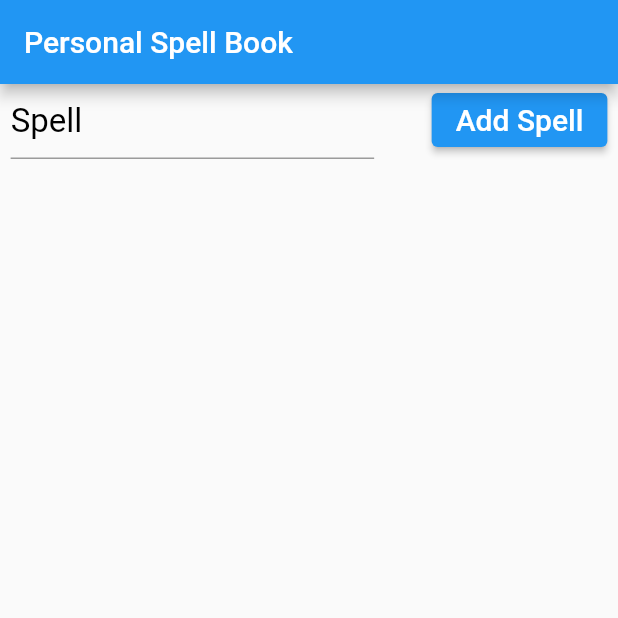
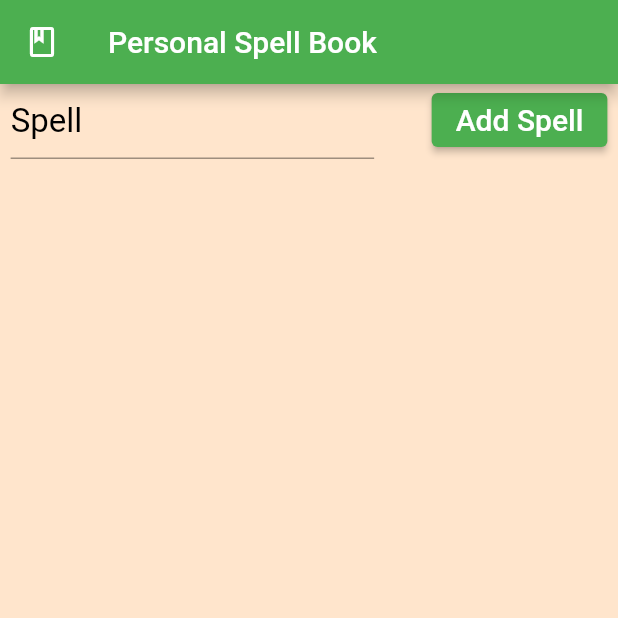
Before and after one commit to ChrisPolingo/final_personal_spellbook, a Flutter app: the screen it shows after launch, on a phone screen of 412 x 824 dp, the top half of it. Run offline on Flutter 3.47's test engine with Material 2 defaults, Android fonts, the phone set to English and light mode, and no system bars.

Commit message:
Full functionality implemented, added support for web version, customized interface, and added icon at the top of the app.

```diff
--- a/lib/main.dart
+++ b/lib/main.dart
@@ -1,4 +1,5 @@
 import 'dart:async';
+import 'dart:ui';
 import 'package:final_personal_spellbook/dnd_spell.dart';
 import 'package:flutter/material.dart';
 import 'package:http/http.dart' as http;
@@ -15,12 +16,22 @@ class MyApp extends StatelessWidget {
   Widget build(BuildContext context) {
     return MaterialApp(
       title: 'Flutter Demo',
+      scrollBehavior: AppScrollBehavior(),
       theme: ThemeData(
-        primarySwatch: Colors.blue,
+        primarySwatch: Colors.green,
+          scaffoldBackgroundColor: Color.fromRGBO(255, 229, 204, 10),
       ),
       home: const MyHomePage(title: 'Flutter Demo Home Page'),
     );
   }
+}
+
+class AppScrollBehavior extends MaterialScrollBehavior {
+  @override
+  Set<PointerDeviceKind> get dragDevices => {
+    PointerDeviceKind.touch,
+    PointerDeviceKind.mouse,
+  };
 }
 
 class MyHomePage extends StatefulWidget {
@@ -72,7 +83,9 @@ class _MyHomePageState extends State<MyHomePage> {
           Text("At Higher Levels: ${mySpells[index].getHigherLevel()}"),
           ElevatedButton(onPressed: () async {
             setState(() {
-              mySpells.clear();
+              print(index);
+              mySpells.removeAt(index);
+              //mySpells.clear();
               print('remove called');
               print(mySpells.length);
             });
@@ -129,6 +142,7 @@ class _MyHomePageState extends State<MyHomePage> {
     return Scaffold(
         appBar: AppBar(
           title: Text("Personal Spell Book"),
+          leading: Icon(Icons.book_outlined),
         ),
 
         body:
--- a/pubspec.yaml
+++ b/pubspec.yaml
@@ -51,6 +51,8 @@ dev_dependencies:
 
 # The following section is specific to Flutter.
 flutter:
+  assets:
+    - pic/app_logo.png
 
   # The following line ensures that the Material Icons font is
   # included with your application, so that you can use the icons in
```
Also changed, not shown: lib/pic/app_logo.png (added).
